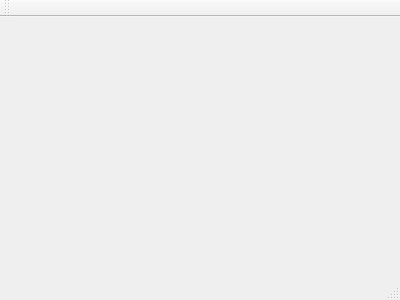
Before: the Qt Designer form forms/mainwindow.ui in suiljex/idea_tools, drawn with Qt 5.
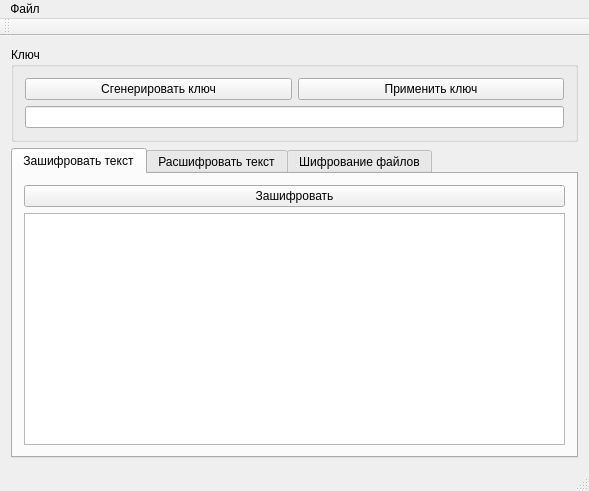
After: the same form once the commit is applied.

Commit message: ADD Основной интерфейс   Частичное шифрование

What changed in the file:
```diff
--- a/forms/mainwindow.ui
+++ b/forms/mainwindow.ui
@@ -1,24 +1,143 @@
 <ui version="4.0">
  <class>MainWindow</class>
- <widget class="QMainWindow" name="MainWindow" >
-  <property name="geometry" >
+ <widget class="QMainWindow" name="MainWindow">
+  <property name="geometry">
    <rect>
     <x>0</x>
     <y>0</y>
-    <width>400</width>
-    <height>300</height>
+    <width>589</width>
+    <height>491</height>
    </rect>
   </property>
   <property name="windowTitle" >
    <string>MainWindow</string>
   </property>
-  <widget class="QMenuBar" name="menuBar" />
-  <widget class="QToolBar" name="mainToolBar" />
-  <widget class="QWidget" name="centralWidget" />
-  <widget class="QStatusBar" name="statusBar" />
+  <widget class="QWidget" name="centralWidget">
+   <property name="layoutDirection">
+    <enum>Qt::LeftToRight</enum>
+   </property>
+   <layout class="QVBoxLayout" name="verticalLayout">
+    <item>
+     <widget class="QGroupBox" name="groupBox">
+      <property name="sizePolicy">
+       <sizepolicy hsizetype="Preferred" vsizetype="Minimum">
+        <horstretch>0</horstretch>
+        <verstretch>0</verstretch>
+       </sizepolicy>
+      </property>
+      <property name="title">
+       <string>Ключ</string>
+      </property>
+      <layout class="QVBoxLayout" name="verticalLayout_2">
+       <item>
+        <layout class="QHBoxLayout" name="horizontalLayout">
+         <item>
+          <widget class="QPushButton" name="pushButton_genkey">
+           <property name="text">
+            <string>Сгенерировать ключ</string>
+           </property>
+          </widget>
+         </item>
+         <item>
+          <widget class="QPushButton" name="pushButton_applykey">
+           <property name="text">
+            <string>Применить ключ</string>
+           </property>
+          </widget>
+         </item>
+        </layout>
+       </item>
+       <item>
+        <widget class="QLineEdit" name="key_input"/>
+       </item>
+      </layout>
+     </widget>
+    </item>
+    <item>
+     <widget class="QTabWidget" name="tabWidget">
+      <property name="currentIndex">
+       <number>0</number>
+      </property>
+      <widget class="QWidget" name="tab_encrypt">
+       <attribute name="title">
+        <string>Зашифровать текст</string>
+       </attribute>
+       <layout class="QVBoxLayout" name="verticalLayout_3">
+        <item>
+         <widget class="QPushButton" name="pushButton_text_encrypt">
+          <property name="text">
+           <string>Зашифровать</string>
+          </property>
+         </widget>
+        </item>
+        <item>
+         <widget class="QPlainTextEdit" name="plainTextEdit_decrypted"/>
+        </item>
+       </layout>
+      </widget>
+      <widget class="QWidget" name="tab_decrypt">
+       <attribute name="title">
+        <string>Расшифровать текст</string>
+       </attribute>
+       <layout class="QVBoxLayout" name="verticalLayout_4">
+        <item>
+         <widget class="QPushButton" name="pushButton_text_decrypt">
+          <property name="text">
+           <string>Расшифровать</string>
+          </property>
+         </widget>
+        </item>
+        <item>
+         <widget class="QPlainTextEdit" name="plainTextEdit_encrypted"/>
+        </item>
+       </layout>
+      </widget>
+      <widget class="QWidget" name="tab">
+       <attribute name="title">
+        <string>Шифрование файлов</string>
+       </attribute>
+      </widget>
+     </widget>
+    </item>
+   </layout>
+  </widget>
+  <widget class="QMenuBar" name="menuBar">
+   <property name="geometry">
+    <rect>
+     <x>0</x>
+     <y>0</y>
+     <width>589</width>
+     <height>19</height>
+    </rect>
+   </property>
+   <widget class="QMenu" name="menu">
+    <property name="title">
+     <string>Файл</string>
+    </property>
+    <addaction name="separator"/>
+    <addaction name="exit"/>
+   </widget>
+   <addaction name="menu"/>
+  </widget>
+  <widget class="QToolBar" name="mainToolBar">
+   <attribute name="toolBarArea">
+    <enum>TopToolBarArea</enum>
+   </attribute>
+   <attribute name="toolBarBreak">
+    <bool>false</bool>
+   </attribute>
+  </widget>
+  <widget class="QStatusBar" name="statusBar"/>
+  <action name="exit">
+   <property name="text">
+    <string>Выход</string>
+   </property>
+   <property name="shortcut">
+    <string>Ctrl+Q</string>
+   </property>
+  </action>
  </widget>
- <layoutDefault spacing="6" margin="11" />
- <pixmapfunction></pixmapfunction>
+ <layoutdefault spacing="6" margin="11"/>
  <resources/>
  <connections/>
 </ui>
```
Left out of the diff: 5 changed lines with no effect on the pictures. The commit also changes 2 other files.
